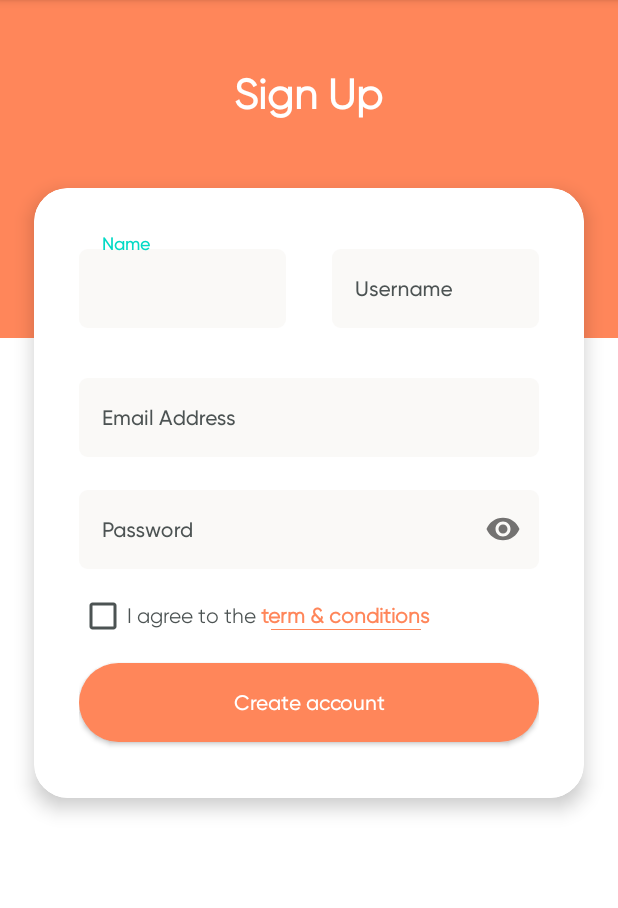
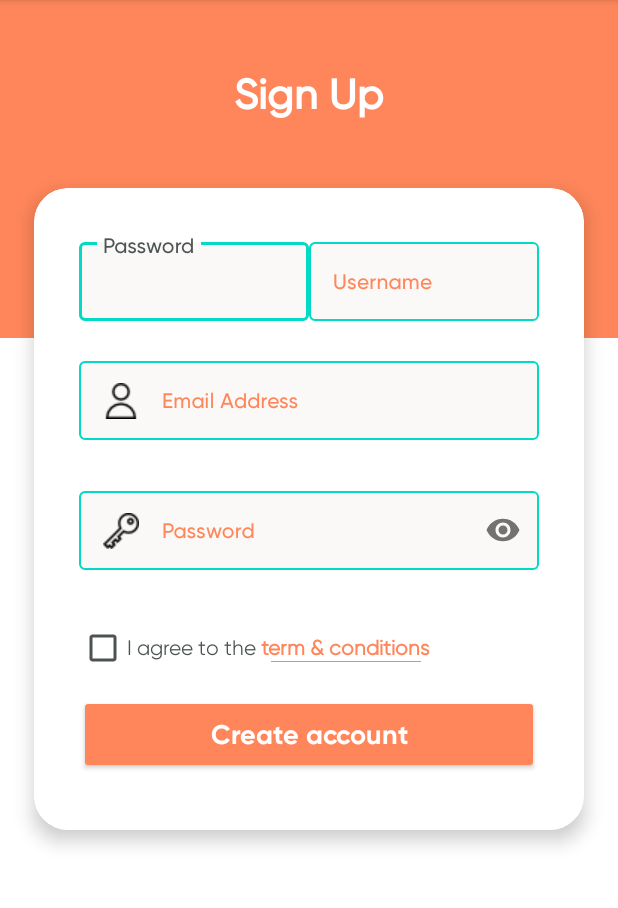
Before and after one commit to nmnhat211/ViralyApplication, an Android app: the SignUpActivity screen opened directly, with no data from a screen before it, on a phone screen of 412 x 824 dp, the part 84-992 px from its top. Run offline under Robolectric (Android 15) with nearby library versions, the phone set to English and light mode, and no system bars.

Commit message:
fit bug login

```diff
--- a/app/src/main/java/com/example/viralyapplication/SignInActivity.java
+++ b/app/src/main/java/com/example/viralyapplication/SignInActivity.java
@@ -95,8 +95,9 @@ public class SignInActivity extends AppCompatActivity {
                 String mEmail, mPassword;
 //                mEmail = mTextInputEmail.getEditText().getText().toString();
 //                mPassword = mTextInputPassword.getEditText().getText().toString();
-                mEmail = "nmnhat";
-                mPassword = "nmnhat";
+//                nmnhat nmnhat;
+                mEmail = "khoanguyen10110";
+                mPassword = "khoanv";
                 loginAuthAccount(mEmail, mPassword);
                 mEditTextEmail.clearFocus();
                 mEditTextPassword.clearFocus();
@@ -167,7 +168,6 @@ public class SignInActivity extends AppCompatActivity {
             public void onResponse(Call<ModelLogin> call, Response<ModelLogin> response) {
                 if (response.code() == 200) {
                     Log.e("status", "" + response.raw().headers().toString());
-
                     Toast.makeText(SignInActivity.this, "Login Successfully", Toast.LENGTH_SHORT).show();
                 } else {
                     Toast.makeText(SignInActivity.this, "Email or Password incorrect", Toast.LENGTH_SHORT).show();
--- a/app/src/main/res/drawable/selectors_color.xml
+++ b/app/src/main/res/color/selectors_color.xml
@@ -3,7 +3,6 @@
 
     <item android:state_pressed="true"
         android:color="@color/colorBlack"/> <!-- pressed -->
-    <item android:state_last="true"/>
     <item android:color="@color/colorLightOrange"/>  <!--default -->
 
 </selector>
--- /dev/null
+++ b/app/src/main/res/color/text_input_box_stroke.xml
@@ -0,0 +1,5 @@
+<?xml version="1.0" encoding="utf-8"?>
+<selector xmlns:android="http://schemas.android.com/apk/res/android">
+    <item android:state_focused="true" android:color="@color/colorAccent"/>
+    <item android:state_hovered="true" android:color= "#FFFFFF"/>
+</selector>
--- a/app/src/main/res/drawable/btn_pressed_background.xml
+++ b/app/src/main/res/drawable/btn_pressed_background.xml
@@ -13,7 +13,7 @@
                         android:startColor="@color/colorLightOrange"
                         android:type="linear" />
 
-                    <corners android:radius="@dimen/dp60" />
+                    <corners android:radius="@dimen/dp20" />
                 </shape>
             </item>
         </ripple>
--- a/app/src/main/res/drawable/drawable_edit_text.xml
+++ /dev/null
@@ -1,6 +0,0 @@
-<?xml version="1.0" encoding="utf-8"?>
-<selector xmlns:android="http://schemas.android.com/apk/res/android">
-    <item android:drawable="@drawable/shape_blue" android:state_pressed="true" />
-    <item android:drawable="@drawable/shape_blue" android:state_enabled="true" android:state_focused="true" android:state_window_focused="true" />
-    <item android:drawable="@drawable/shape_black" />
-</selector>
--- a/app/src/main/res/drawable/edit_text_background.xml
+++ /dev/null
@@ -1,13 +0,0 @@
-<?xml version="1.0" encoding="utf-8"?>
-<layer-list xmlns:android="http://schemas.android.com/apk/res/android">
-    <item>
-        <shape android:shape="rectangle">
-            <gradient
-                android:angle="0"
-                android:endColor="@color/colorBackground"
-                android:startColor="@color/colorBackground"
-                android:type="linear" />
-            <corners android:radius="@dimen/dp8" />
-        </shape>
-    </item>
-</layer-list>
--- a/app/src/main/res/layout/activity_sign_up.xml
+++ b/app/src/main/res/layout/activity_sign_up.xml
@@ -12,15 +12,12 @@
 
     <TextView
         android:id="@+id/text_view_title"
+        style="@style/TitleTextViewStyle"
         android:layout_width="wrap_content"
         android:layout_height="wrap_content"
         android:layout_centerHorizontal="true"
         android:layout_marginVertical="@dimen/dp60"
-        android:fontFamily="@font/gilroy_regular"
-        android:text="@string/title_sign_up"
-        android:textColor="@color/colorWhite"
-        android:textSize="28sp"
-        android:textStyle="bold" />
+        android:text="@string/title_sign_up" />
 
     <androidx.cardview.widget.CardView
         android:layout_width="match_parent"
@@ -45,86 +42,48 @@
                 android:orientation="horizontal">
 
                 <com.google.android.material.textfield.TextInputLayout
+                    android:id="@+id/text_input_name"
+                    style="@style/TextInputStyle"
                     android:layout_width="0dp"
                     android:layout_height="wrap_content"
-                    android:layout_marginRight="@dimen/dp20"
                     android:layout_weight="1"
-                    android:textColorHint="@color/colorSimpleText">
+                    android:hint="@string/password_hint">
 
                     <EditText
-                        android:id="@+id/edit_text_name_sign_up"
+                        android:id="@+id/edit_text_name"
+                        style="@style/EditTextStyle"
                         android:layout_width="match_parent"
                         android:layout_height="@dimen/dp70"
-                        android:background="@drawable/edit_text_background"
-                        android:hint="@string/name_hint"
                         android:imeOptions="actionNext"
-                        android:inputType="textAutoComplete"
-                        android:paddingLeft="@dimen/dp20"
-                        android:theme="@style/EditTextLabel" />
+                        android:inputType="textPersonName"
+                        android:paddingHorizontal="@dimen/dp20" />
 
                 </com.google.android.material.textfield.TextInputLayout>
 
+
                 <com.google.android.material.textfield.TextInputLayout
+                    android:id="@+id/text_input_username"
+                    style="@style/TextInputStyle"
                     android:layout_width="0dp"
                     android:layout_height="wrap_content"
-                    android:layout_marginLeft="@dimen/dp20"
                     android:layout_weight="1"
-                    android:textColorHint="@color/colorSimpleText">
+                    android:hint="@string/username_hint">
 
                     <EditText
-                        android:id="@+id/edit_text_username_sign_up"
+                        android:id="@+id/edit_text_username"
+                        style="@style/EditTextStyle"
                         android:layout_width="match_parent"
                         android:layout_height="@dimen/dp70"
-                        android:background="@drawable/edit_text_background"
-                        android:hint="@string/username_hint"
                         android:imeOptions="actionNext"
-                        android:inputType="textAutoComplete"
-                        android:paddingLeft="@dimen/dp20"
-                        android:theme="@style/EditTextLabel" />
+                        android:inputType="text"
+                        android:paddingHorizontal="@dimen/dp20" />
 
                 </com.google.android.material.textfield.TextInputLayout>
 
 
             </LinearLayout>
 
-            <com.google.android.material.textfield.TextInputLayout
-                android:layout_width="match_parent"
-                android:layout_height="wrap_content"
-                android:layout_marginTop="@dimen/dp30"
-                android:textColorHint="@color/colorSimpleText">
-
-                <EditText
-                    android:id="@+id/edit_text_mail_sign_up"
-                    android:layout_width="match_parent"
-                    android:layout_height="@dimen/dp70"
-                    android:background="@drawable/edit_text_background"
-                    android:hint="@string/email_hint"
-                    android:imeOptions="actionNext"
-                    android:inputType="textPersonName"
-                    android:paddingLeft="@dimen/dp20"
-                    android:theme="@style/EditTextLabel" />
-
-            </com.google.android.material.textfield.TextInputLayout>
-
-            <com.google.android.material.textfield.TextInputLayout
-                android:layout_width="match_parent"
-                android:layout_height="wrap_content"
-                android:layout_marginTop="@dimen/dp15"
-                android:textColorHint="@color/colorSimpleText"
-                app:passwordToggleEnabled="true">
-
-                <EditText
-                    android:id="@+id/edit_text_password_sign_up"
-                    android:layout_width="match_parent"
-                    android:layout_height="@dimen/dp70"
-                    android:background="@drawable/edit_text_background"
-                    android:hint="@string/password_hint"
-                    android:imeOptions="actionGo"
-                    android:inputType="textPassword"
-                    android:paddingLeft="@dimen/dp20"
-                    android:theme="@style/EditTextLabel" />
-
-            </com.google.android.material.textfield.TextInputLayout>
+            <include layout="@layout/layout_email_and_password" />
 
             <LinearLayout
                 android:layout_width="match_parent"
@@ -140,7 +99,7 @@
                     android:fontFamily="@font/gilroy_regular"
                     android:text="@string/i_agree_text"
                     android:textColor="@color/colorSimpleText"
-                    android:theme="@style/checkBoxStyle" />
+                    android:theme="@style/CheckBoxStyle" />
 
                 <TextView
                     android:id="@+id/text_view_term_and_conditions"
@@ -156,16 +115,12 @@
 
             <Button
                 android:id="@+id/button_create_account"
+                style="@style/Widget.AppCompat.Button.Colored"
                 android:layout_width="match_parent"
                 android:layout_height="@dimen/dp70"
                 android:layout_marginBottom="@dimen/dp10"
-                android:background="@drawable/btn_pressed_background"
-                android:fontFamily="@font/gilroy_medium"
-                android:shadowRadius="@android:integer/config_shortAnimTime"
                 android:text="@string/action_create_account"
-                android:textAllCaps="false"
-                android:textColor="@color/colorWhite" />
-
+                android:theme="@style/ButtonTheme" />
         </LinearLayout>
 
     </androidx.cardview.widget.CardView>
--- a/app/src/main/res/layout/layout_input_text.xml
+++ b/app/src/main/res/layout/layout_email_and_password.xml
@@ -3,48 +3,50 @@
     xmlns:app="http://schemas.android.com/apk/res-auto"
     android:layout_width="match_parent"
     android:layout_height="wrap_content"
+    android:background="@color/colorWhite"
     android:orientation="vertical">
 
     <com.google.android.material.textfield.TextInputLayout
         android:id="@+id/text_input_mail"
+        style="@style/TextInputStyle"
         android:layout_width="match_parent"
         android:layout_height="wrap_content"
-        app:errorEnabled="true"
-        app:hintTextAppearance="@style/HintStyle">
+        android:hint="@string/email_hint">
 
         <EditText
+            android:drawableLeft="@drawable/ic_user_24px"
             android:id="@+id/edit_text_email"
+            style="@style/EditTextStyle"
+            android:drawablePadding="@dimen/dp20"
             android:layout_width="match_parent"
             android:layout_height="@dimen/dp70"
-            android:background="@drawable/drawable_edit_text"
-            android:hint="@string/email_hint"
             android:imeOptions="actionNext"
             android:inputType="textEmailAddress"
-            android:paddingLeft="@dimen/dp20"
-            android:theme="@style/EditTextLabel" />
+            android:paddingHorizontal="@dimen/dp20"
+            android:drawableStart="@drawable/ic_user_24px" />
 
     </com.google.android.material.textfield.TextInputLayout>
 
     <com.google.android.material.textfield.TextInputLayout
         android:id="@+id/text_input_password"
+        style="@style/TextInputStyle"
         android:layout_width="match_parent"
         android:layout_height="wrap_content"
-        app:errorEnabled="true"
-        app:hintTextAppearance="@style/HintStyle"
+        android:layout_marginTop="@dimen/dp10"
+        android:hint="@string/password_hint"
         app:passwordToggleEnabled="true">
 
         <EditText
+            android:drawableLeft="@drawable/ic_key_24px"
             android:id="@+id/edit_text_password"
+            style="@style/EditTextStyle"
+            android:drawablePadding="@dimen/dp20"
             android:layout_width="match_parent"
             android:layout_height="@dimen/dp70"
-            android:background="@drawable/drawable_edit_text"
-            android:hint="@string/password_hint"
-            android:imeOptions="actionGo"
+            android:imeOptions="actionDone"
             android:inputType="textPassword"
-            android:paddingLeft="@dimen/dp20"
-            android:paddingTop="10dp"
-            android:paddingBottom="7dp"
-            android:theme="@style/EditTextLabel" />
+            android:paddingHorizontal="@dimen/dp20"
+            android:drawableStart="@drawable/ic_key_24px" />
 
     </com.google.android.material.textfield.TextInputLayout>
 
--- a/app/src/main/res/values/colors.xml
+++ b/app/src/main/res/values/colors.xml
@@ -12,4 +12,5 @@
     <color name="colorError">#ef3e46</color>
     <color name="colorLightOrange">#ff865a</color>
     <color name="colorBackground">#faf9f7</color>
+    <color name="mtrl_textinput_default_box_stroke_color">#FFFFFF</color>
 </resources>
--- a/app/src/main/res/values/strings.xml
+++ b/app/src/main/res/values/strings.xml
@@ -10,6 +10,7 @@
     <string name="action_forgot_password">Forgot Password?</string>
     <string name="action_login_account">Log In</string>
     <string name="action_create_account">Create account</string>
+    <string name="action_check_email_account">Check verify account</string>
     <string name="unknown_username">Unknown username. Check again or try your email address</string>
     <string name="empty_email">Error: The username filed is empty.</string>
     <string name="empty_password">Error: The password filed is empty.</string>
--- a/app/src/main/res/values/styles.xml
+++ b/app/src/main/res/values/styles.xml
@@ -8,29 +8,53 @@
     </style>
 
     <!--CheckBox theme-->
-    <style name="checkBoxStyle" parent="Base.Theme.AppCompat">
+    <style name="CheckBoxStyle" parent="Base.Theme.AppCompat">
         <item name="colorControlNormal">@color/colorSimpleText</item>
         <item name="colorControlActivated">@color/colorLightOrange</item>
     </style>
 
-    <!--    HintStyle TextInput layout -->
-    <style name="HintStyle" parent="android:TextAppearance">
-        <item name="android:textColorHint">@color/colorSimpleText</item>
+
+    <style name="SubTextViewStyle">
+
+
     </style>
 
+    <style name="TitleTextViewStyle">
+        <item name="android:fontFamily">@font/gilroy_medium</item>
+        <item name="android:textColor">@color/colorWhite</item>
+        <item name="android:textSize">28sp</item>
+        <item name="android:textStyle">bold</item>
+    </style>
+
+    <style name="LabelTextInputStyle">
+        <item name="android:textColor">@color/colorAccent</item>
+        <item name="android:fontFamily">@font/gilroy_medium</item>
+        <item name="android:textSize">14sp</item>
+    </style>
+
+    <style name="TextInputStyle" parent="Widget.MaterialComponents.TextInputLayout.OutlinedBox">
+        <item name="errorEnabled">true</item>
+        <item name="android:textColorHint">@color/colorLightOrange</item>
+        <item name="hintTextAppearance">@style/LabelTextInputStyle</item>
+        <item name="boxStrokeColor">@color/text_input_box_stroke</item>
+        <item name="boxBackgroundColor">@color/colorBackground</item>
+    </style>
+
+
     <!--EditText theme   -->
-    <style name="EditTextLabel" parent="TextAppearance.AppCompat">
-        <item name="android:textCursorDrawable">@drawable/cursor_color</item>
+    <style name="EditTextStyle" parent="TextAppearance.AppCompat">
+        <item name="android:textCursorDrawable">@drawable/cursor_edit_text_shape</item>
         <item name="android:fontFamily">@font/gilroy_medium</item>
     </style>
 
-
     <!--Button theme-->
-    <style name="AccentButton" parent="ThemeOverlay.AppCompat.Dark">
-        <item name="colorButtonNormal">@color/colorLightOrange</item>
+    <style name="ButtonTheme" parent="ThemeOverlay.AppCompat.Dark">
         <item name="colorAccent">@color/colorLightOrange</item>
         <item name="android:textColor">@color/colorWhite</item>
         <item name="android:textAllCaps">false</item>
-        <item name="fontFamily">@font/gilroy_medium</item>
+        <item name="android:textSize">18sp</item>
+        <item name="fontFamily">@font/gilroy_bold</item>
+        <item name="android:textStyle">bold</item>
     </style>
+
 </resources>
```
Also changed, not shown: app/src/main/res/drawable/shape_black.xml (deleted, +0 -14 lines), app/src/main/res/drawable/shape_blue.xml (deleted, +0 -14 lines), app/src/main/res/layout/activity_sign_in.xml (+12 -13 lines), app/src/main/java/com/example/viralyapplication/SessionCookie.java (line endings or trailing spaces), app/src/main/res/drawable/cursor_edit_text_shape.xml (renamed from app/src/main/res/drawable/cursor_color.xml).
